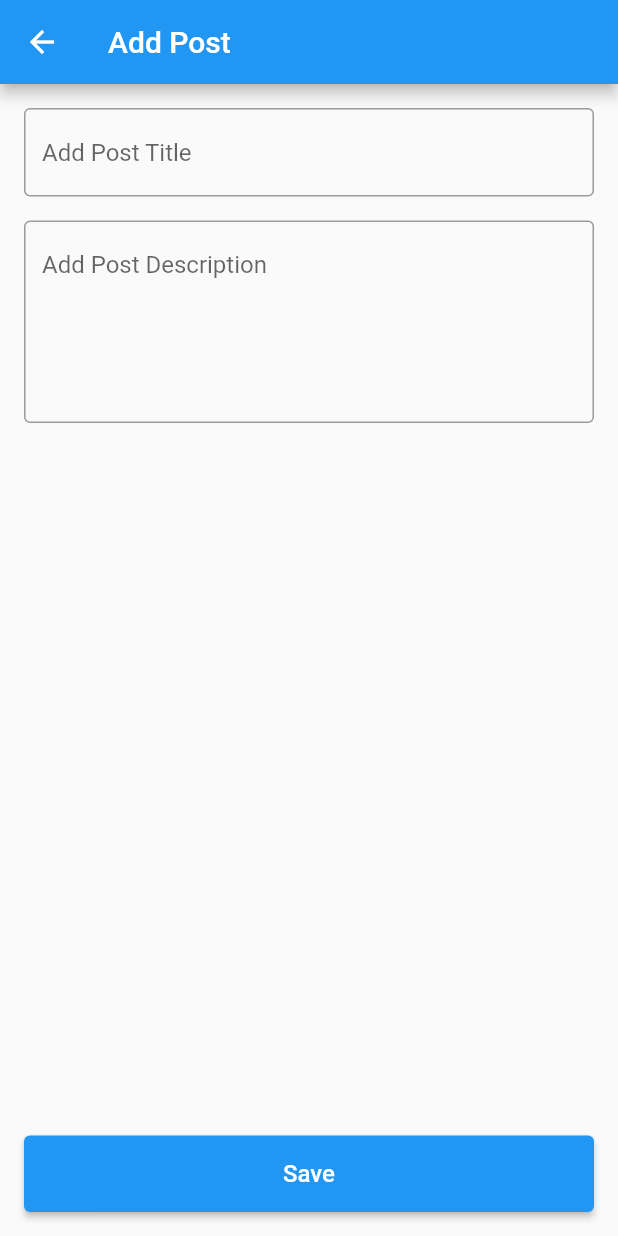
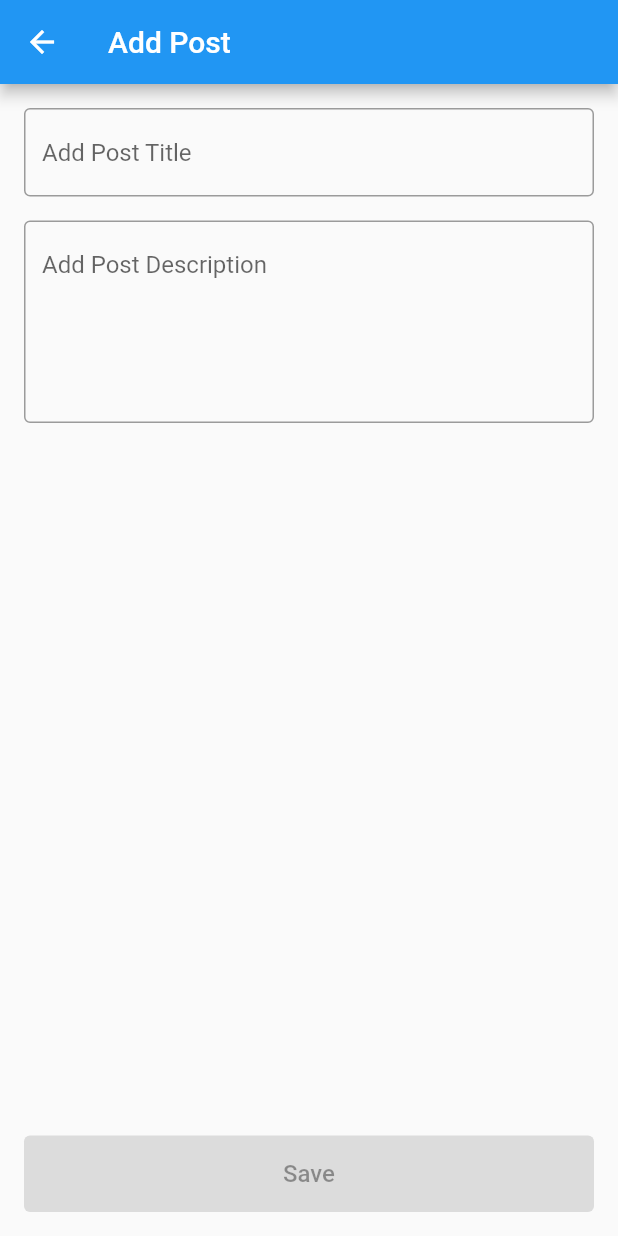
Before and after one commit to Coffiie/api_integration_getx, a Flutter app: the screen it shows after launch, after a tap on the "add" icon, on a phone screen of 412 x 824 dp. Run offline on Flutter 3.47's test engine with Material 2 defaults, Android fonts, the phone set to English and light mode, and no system bars; our stand-ins replace dio, get; network calls fail.

Commit message:
complete add functionality

```diff
--- a/lib/globals/api/post_api_service.dart
+++ b/lib/globals/api/post_api_service.dart
@@ -34,7 +34,7 @@ class PostApiService {
     try {
       Response response =
           await _dio.post('${ApiConstants.baseUrl}posts', data: post.toJson());
-      if (response.statusCode == 200) {
+      if (response.data != null) {
         return true;
       } else {
         return false;
--- a/lib/globals/models/post.dart
+++ b/lib/globals/models/post.dart
@@ -1,11 +1,11 @@
 class Post {
-  late int id;
+  int? id;
   late String title;
   late String body;
   late int userId;
 
   Post(
-      {required this.id,
+      {this.id,
       required this.title,
       required this.body,
       required this.userId});
--- a/lib/views/add_post_view.dart
+++ b/lib/views/add_post_view.dart
@@ -1,42 +1,71 @@
+import 'package:api_integration/controllers/post_controller.dart';
 import 'package:flutter/material.dart';
+import 'package:get/get.dart';
 
 class AddPostView extends StatelessWidget {
-  const AddPostView({ Key? key }) : super(key: key);
+  AddPostView({Key? key}) : super(key: key);
+
+  final PostController _postController = Get.find<PostController>();
+  final TextEditingController _titleTextController = TextEditingController();
+  final TextEditingController _descriptionTextController =
+      TextEditingController();
 
   @override
   Widget build(BuildContext context) {
+    _postController.isSaveButtonEnabled.value = false;
     return Scaffold(
       appBar: AppBar(
         title: const Text('Add Post'),
-
       ),
       body: Padding(
         padding: const EdgeInsets.all(16.0),
-        child: Column(
-          children: [
+        child: Column(children: [
           TextFormField(
+              onChanged: (String val) {
+                _postController.validate(val, _descriptionTextController.text);
+              },
+              controller: _titleTextController,
               decoration: const InputDecoration(
-                border: OutlineInputBorder(),
-              hintText: 'Add Post Title'
-            )
+                  border: OutlineInputBorder(), hintText: 'Add Post Title')),
+          const SizedBox(
+            height: 16,
           ),
-            const SizedBox(height: 16,),
-            TextFormField(maxLines: 5,
+          TextFormField(
+            onChanged: (String val) {
+              _postController.validate(_descriptionTextController.text, val);
+            },
+            controller: _descriptionTextController,
+            maxLines: 5,
             decoration: const InputDecoration(
-              border: OutlineInputBorder(),
-              hintText: 'Add Post Description'
-            ),),
+                border: OutlineInputBorder(), hintText: 'Add Post Description'),
+          ),
           const Spacer(),
           Row(
             children: [
-                Expanded(child: ElevatedButton(onPressed: (){}, child: const Padding(
-                  padding: EdgeInsets.all(16.0),
-                  child: Text('Save', style: TextStyle(fontSize: 16),),
+              Obx(
+                () => Expanded(
+                    child: ElevatedButton(
+                        onPressed: _postController.isSaveButtonEnabled.value
+                            ? () async {
+                                await _postController.handleSave(
+                                    _titleTextController.text,
+                                    _descriptionTextController.text,
+                                    context);
+                              }
+                            : null,
+                        child: Padding(
+                          padding: const EdgeInsets.all(16.0),
+                          child: _postController.isButtonLoading.value
+                              ? const CircularProgressIndicator()
+                              : const Text(
+                                  'Save',
+                                  style: TextStyle(fontSize: 16),
+                                ),
                         ))),
+              )
             ],
           )
-          ]
-        ),
+        ]),
       ),
     );
   }
--- a/lib/views/posts_view.dart
+++ b/lib/views/posts_view.dart
@@ -13,12 +13,17 @@ class PostsView extends StatelessWidget {
     return Scaffold(
         floatingActionButton: FloatingActionButton(
           child: const Icon(Icons.add),
-          onPressed: () {
+          onPressed: () async {
             //navigate to add post
-            Get.to(const AddPostView());
+            bool refresh = await Get.to<bool>(() => AddPostView()) ?? false;
+            if (refresh) {
+              await _postController.getPosts();
+            }
           },
         ),
-        body: Obx(() => _postController.isLoading.value
+        body: RefreshIndicator(
+          onRefresh: () async => await _postController.getPosts(),
+          child: Obx(() => _postController.isLoading.value
               ? const Center(
                   child: CircularProgressIndicator(),
                 )
@@ -27,9 +32,11 @@ class PostsView extends StatelessWidget {
                   itemBuilder: (context, i) => Card(
                         elevation: 3,
                         child: ListTile(
+                          onLongPress: () => _postController.showDialog(),
                           title: Text(_postController.posts[i].title),
                           subtitle: Text(_postController.posts[i].body),
                         ),
-                    ))));
+                      ))),
+        ));
   }
 }
```
Also changed, not shown: lib/controllers/post_controller.dart (+62 -2 lines). Lines whose indentation alone changed are shown as unchanged.
